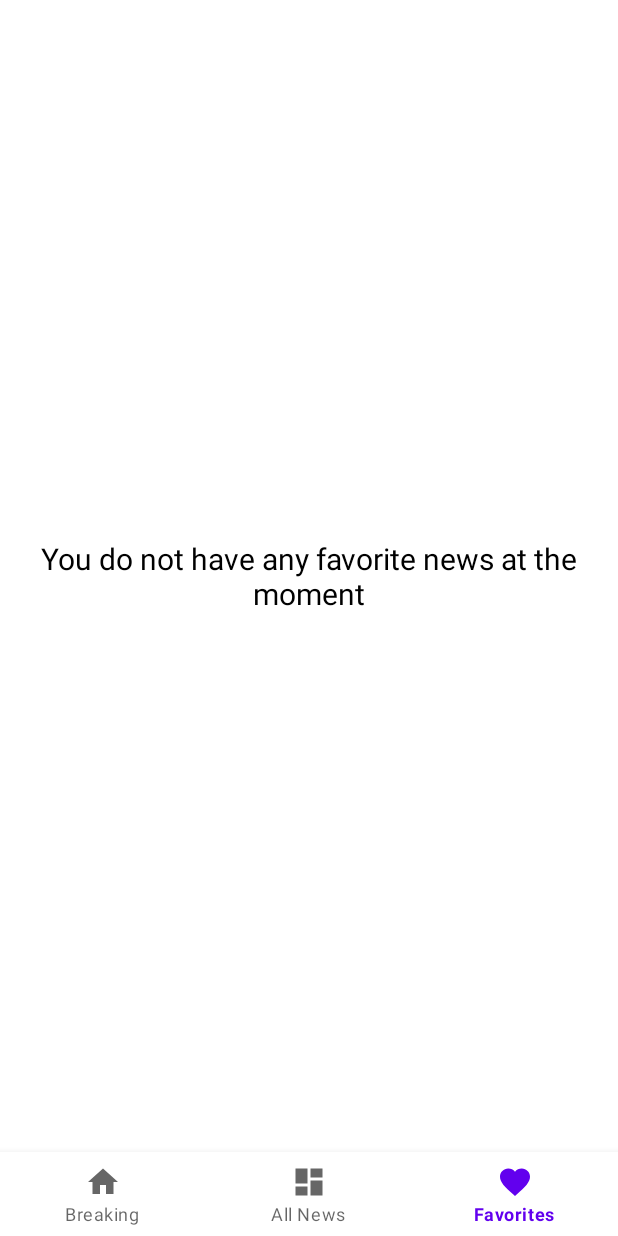
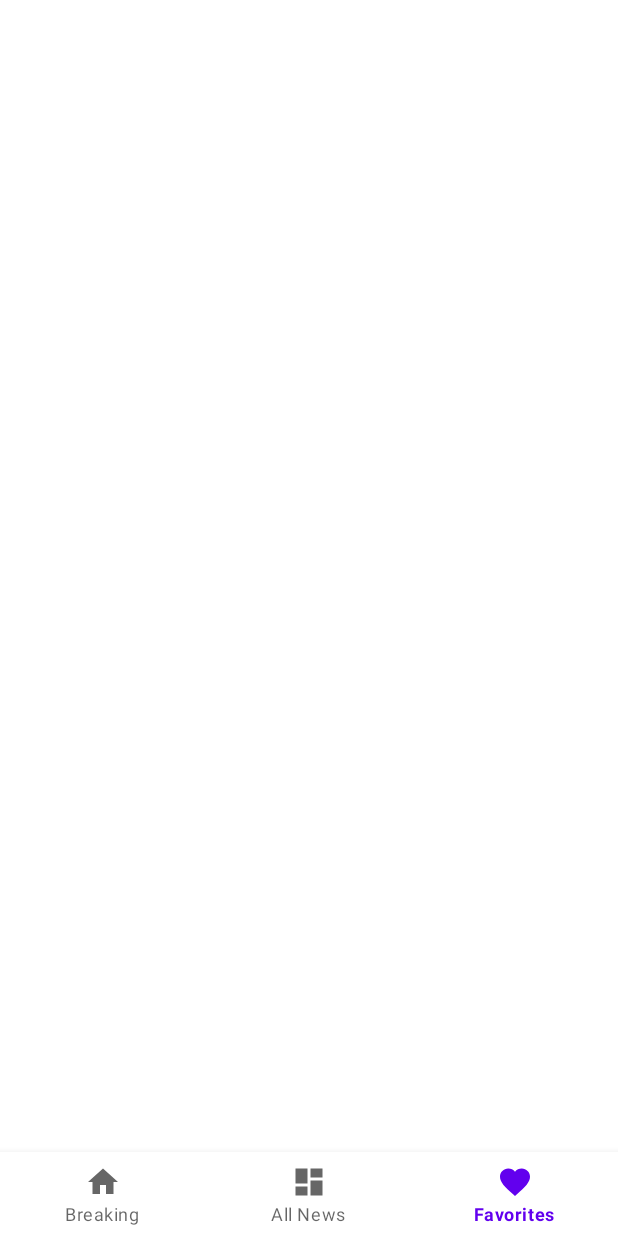
Before and after one commit to tashuseyin/News-App, an Android app: the screen it shows after launch (MainActivity), item 3 of the bottom bar chosen, on a phone screen of 412 x 824 dp. Run offline under Robolectric (Android 15) with nearby library versions, the phone set to English and light mode, and no system bars; our stand-ins replace Room's generated code, navigation-ui; 1 statement that could not run was skipped.

Commit message:
[WIP] FavoritesFragment and FavoritesViewModel

```diff
--- a/app/src/main/java/com/example/newsapp/adapter/BreakingNewsViewHolder.kt
+++ b/app/src/main/java/com/example/newsapp/adapter/BreakingNewsViewHolder.kt
@@ -19,5 +19,8 @@ class BreakingNewsViewHolder(private val binding: BreakingRowitemBinding) :
         } else {
             binding.favoriteButton.setImageResource(R.drawable.ic_baseline_favorite_24)
         }
+        binding.favoriteButton.setOnClickListener {
+            onItemClickListener(adapterPosition)
+        }
     }
 }
--- /dev/null
+++ b/app/src/main/java/com/example/newsapp/api/Request.kt
@@ -0,0 +1,30 @@
+package com.example.newsapp.api
+
+import android.util.Log
+import com.example.newsapp.model.Article
+import com.example.newsapp.model.NewResponse
+import retrofit2.Call
+import retrofit2.Callback
+import retrofit2.Response
+
+object Request {
+    fun getArticleNews(onResponse: (List<Article>?) -> Unit){
+        RetrofitClient.api.getBreakingNews().enqueue(object : Callback<NewResponse>{
+            override fun onResponse(call: Call<NewResponse>, response: Response<NewResponse>) {
+                val articleList = response.body()?.articles
+
+                if (articleList != null){
+                    onResponse(articleList)
+                }
+            }
+
+            override fun onFailure(call: Call<NewResponse>, t: Throwable) {
+               onResponse(null)
+            }
+        })
+
+    }
+
+
+
+}
--- a/app/src/main/java/com/example/newsapp/api/RetrofitClient.kt
+++ b/app/src/main/java/com/example/newsapp/api/RetrofitClient.kt
@@ -1,7 +1,9 @@
 package com.example.newsapp.api
 
+import okhttp3.OkHttpClient
 import retrofit2.Retrofit
 import retrofit2.converter.gson.GsonConverterFactory
+import java.util.concurrent.TimeUnit
 
 object RetrofitClient {
 
@@ -9,6 +11,10 @@ object RetrofitClient {
     private val retrofit by lazy {
         Retrofit.Builder()
             .baseUrl(BASE_URL)
+            .client(OkHttpClient.Builder()
+                .connectTimeout(1000,TimeUnit.MILLISECONDS)
+                .build()
+            )
             .addConverterFactory(GsonConverterFactory.create())
             .build()
     }
--- a/app/src/main/java/com/example/newsapp/service/BreakingNewsDao.kt
+++ b/app/src/main/java/com/example/newsapp/service/BreakingNewsDao.kt
@@ -1,19 +1,26 @@
 package com.example.newsapp.service
 
-import androidx.room.Dao
-import androidx.room.Insert
-import androidx.room.Query
+import androidx.lifecycle.LiveData
+import androidx.room.*
 import com.example.newsapp.model.Article
 
 @Dao
 interface BreakingNewsDao {
 
-    @Insert
+    @Insert(onConflict = OnConflictStrategy.IGNORE)
     suspend fun insertBreakingNews(article: Article)
 
     @Query("SELECT * FROM Article")
-    suspend fun getAllBreakingNews() : List<Article>
+    fun getAllBreakingNews() : LiveData<List<Article>>
 
 
+    @Insert(onConflict = OnConflictStrategy.REPLACE)
+    suspend fun replaceBreakingNews(article: Article)
+
+    @Query("SELECT * FROM Article WHERE isFavorites")
+    fun  isFavoriteBreakingNews() : LiveData<List<Article>>
+
+    @Update
+    suspend fun updateNews(article: Article)
 
 }
--- a/app/src/main/java/com/example/newsapp/service/BreakingNewsRepository.kt
+++ b/app/src/main/java/com/example/newsapp/service/BreakingNewsRepository.kt
@@ -1,9 +1,10 @@
 package com.example.newsapp.service
 
+import androidx.lifecycle.LiveData
 import com.example.newsapp.model.Article
 
 
-class BreakingNewsRepository {
+object BreakingNewsRepository {
 
     private val breakingNewsDao by lazy {
         BreakingNewsDatabase.getDatabase()?.breakingNewsDao()
@@ -14,6 +15,15 @@ class BreakingNewsRepository {
         breakingNewsDao?.insertBreakingNews(article)
     }
 
-    suspend fun getAllArticle(): List<Article>? =
+    fun getAllArticle(): LiveData<List<Article>>? =
         breakingNewsDao?.getAllBreakingNews()
+
+    suspend fun replaceArticle(article: Article){
+        breakingNewsDao?.replaceBreakingNews(article)
+    }
+
+    fun favoriteArticle() = breakingNewsDao?.isFavoriteBreakingNews()
+
+    suspend fun updateNews(article: Article) = breakingNewsDao?.updateNews(article)
+
 }
--- a/app/src/main/java/com/example/newsapp/ui/BreakingFragment.kt
+++ b/app/src/main/java/com/example/newsapp/ui/BreakingFragment.kt
@@ -7,17 +7,16 @@ import android.view.ViewGroup
 import androidx.core.view.isVisible
 import androidx.fragment.app.Fragment
 import androidx.lifecycle.ViewModelProvider
-import androidx.recyclerview.widget.LinearLayoutManager
+import androidx.lifecycle.lifecycleScope
 import androidx.recyclerview.widget.RecyclerView
 import com.example.newsapp.adapter.BreakingNewsAdapter
 import com.example.newsapp.databinding.FragmentBreakingBinding
-import com.example.newsapp.model.Article
 import com.example.newsapp.viewmodel.BreakingNewsViewModel
+import kotlinx.coroutines.launch
 
 
 class BreakingFragment : Fragment() {
 
-    private lateinit var articleList: List<Article>
     private lateinit var adapter: BreakingNewsAdapter
     private lateinit var recyclerView: RecyclerView
 
@@ -38,28 +37,26 @@ class BreakingFragment : Fragment() {
         super.onViewCreated(view, savedInstanceState)
 
         recyclerView = binding.recyclerview
+
         viewModel = ViewModelProvider(this).get(BreakingNewsViewModel::class.java)
-        viewModel.apply {
-            isLoading.observe(viewLifecycleOwner) {
-                binding.LoadingText.isVisible = it
-                binding.LoadingProgressbar.isVisible = it
-            }
 
-            getBreakingNews()
-            news.observe(viewLifecycleOwner) {
-                articleList = it
-                adapter = BreakingNewsAdapter {
-                    adapter.submitList(null)
-                    adapter.submitList(articleList.toList())
-                }
-                adapter.submitList(articleList.toList())
-                recyclerView.layoutManager = LinearLayoutManager(context)
-                recyclerView.adapter = adapter
+        viewModel.isLoading.observe(viewLifecycleOwner) {
+            binding.LoadingText.isVisible = it
+            binding.LoadingProgressbar.isVisible = it
+        }
+        viewModel.getBreakingNews()
 
+        adapter = BreakingNewsAdapter { position ->
+            val currentNews = adapter.currentList[position]
+            val updatedArticle = currentNews.copy(isFavorites = !currentNews.isFavorites)
+            lifecycleScope.launch {
+                viewModel.updateNews(updatedArticle)
             }
         }
-
-
+        viewModel.news?.observe(viewLifecycleOwner) {
+            adapter.submitList(it.toList())
+        }
+        recyclerView.adapter = adapter
     }
 
 
@@ -67,5 +64,4 @@ class BreakingFragment : Fragment() {
         super.onDestroyView()
         _binding = null
     }
-
 }
--- a/app/src/main/java/com/example/newsapp/ui/FavoritesFragment.kt
+++ b/app/src/main/java/com/example/newsapp/ui/FavoritesFragment.kt
@@ -5,13 +5,22 @@ import android.view.LayoutInflater
 import android.view.View
 import android.view.ViewGroup
 import androidx.fragment.app.Fragment
+import androidx.lifecycle.ViewModelProvider
+import androidx.lifecycle.lifecycleScope
+import com.example.newsapp.adapter.BreakingNewsAdapter
 import com.example.newsapp.databinding.FragmentFavoritesBinding
+import com.example.newsapp.viewmodel.FavoritesViewModel
+import kotlinx.coroutines.launch
 
 
 class FavoritesFragment : Fragment() {
 
+    private lateinit var adapter: BreakingNewsAdapter
     private var _binding: FragmentFavoritesBinding? = null
     private val binding get() = _binding!!
+
+    private lateinit var viewModel: FavoritesViewModel
+
 
     override fun onCreateView(
         inflater: LayoutInflater, container: ViewGroup?,
@@ -21,6 +30,24 @@ class FavoritesFragment : Fragment() {
         return binding.root
     }
 
+    override fun onViewCreated(view: View, savedInstanceState: Bundle?) {
+        super.onViewCreated(view, savedInstanceState)
+
+        viewModel = ViewModelProvider(this).get(FavoritesViewModel::class.java)
+
+        adapter = BreakingNewsAdapter { position ->
+            val currentNews = adapter.currentList[position]
+            val updatedArticle = currentNews.copy(isFavorites = !currentNews.isFavorites)
+            lifecycleScope.launch {
+                viewModel.updateNews(updatedArticle)
+            }
+        }
+        viewModel.favorites?.observe(viewLifecycleOwner) {
+            adapter.submitList(it.toList())
+        }
+        binding.recyclerview.adapter = adapter
+    }
+
 
     override fun onDestroyView() {
         super.onDestroyView()
--- a/app/src/main/java/com/example/newsapp/viewmodel/BreakingNewsViewModel.kt
+++ b/app/src/main/java/com/example/newsapp/viewmodel/BreakingNewsViewModel.kt
@@ -1,48 +1,37 @@
 package com.example.newsapp.viewmodel
 
+import androidx.lifecycle.LiveData
 import androidx.lifecycle.MutableLiveData
 import androidx.lifecycle.ViewModel
 import androidx.lifecycle.viewModelScope
-import com.example.newsapp.api.RetrofitClient
+import com.example.newsapp.api.Request
 import com.example.newsapp.model.Article
-import com.example.newsapp.model.NewResponse
 import com.example.newsapp.service.BreakingNewsRepository
 import kotlinx.coroutines.launch
-import retrofit2.Call
-import retrofit2.Callback
-import retrofit2.Response
 
 class BreakingNewsViewModel : ViewModel() {
 
-    private val repository = BreakingNewsRepository()
+    private val repository = BreakingNewsRepository
 
-    val news: MutableLiveData<List<Article>> by lazy {
-        MutableLiveData<List<Article>>()
-    }
-
+    var _news: LiveData<List<Article>>? = getArticle()
+    val news = _news
 
     val isLoading: MutableLiveData<Boolean> = MutableLiveData(false)
     private var isRequested = false
+    private var currentData: List<Article>? = null
 
 
     fun getBreakingNews() {
         if (isRequested) return else isRequested = true
         isLoading.value = true
-
-        RetrofitClient.api.getBreakingNews().enqueue(object : Callback<NewResponse> {
-            override fun onResponse(call: Call<NewResponse>, response: Response<NewResponse>) {
-                isLoading.value = false
-                news.value = response.body()?.articles
-                response.body()?.articles?.forEach {
-                    viewModelScope.launch {
-                        insert(it)
-                    }
+        Request.getArticleNews { articleList ->
+            isLoading.value = false
+            viewModelScope.launch {
+                articleList?.forEach {
+                    insert(it)
                 }
             }
-            override fun onFailure(call: Call<NewResponse>, t: Throwable) {
-                isLoading.value = false
-            }
-        })
+        }
     }
 
 
@@ -50,5 +39,16 @@ class BreakingNewsViewModel : ViewModel() {
         repository.insert(article)
     }
 
+    private fun getArticle(): LiveData<List<Article>>? = repository.getAllArticle()
+
+    suspend fun replaceArticle(article: Article) {
+        repository.replaceArticle(article)
+    }
+
+
+
+    suspend fun updateNews(article: Article) {
+        repository.updateNews(article)
+    }
 
 }
--- /dev/null
+++ b/app/src/main/java/com/example/newsapp/viewmodel/FavoritesViewModel.kt
@@ -0,0 +1,21 @@
+package com.example.newsapp.viewmodel
+
+import androidx.lifecycle.LiveData
+import androidx.lifecycle.ViewModel
+import com.example.newsapp.model.Article
+import com.example.newsapp.service.BreakingNewsRepository
+
+class FavoritesViewModel : ViewModel(){
+
+    private val repository = BreakingNewsRepository
+
+    var _favorites: LiveData<List<Article>>? = favoriteBreaking()
+    val favorites = _favorites
+
+    private fun favoriteBreaking() = repository.favoriteArticle()
+
+
+    suspend fun updateNews(article: Article) {
+        repository.updateNews(article)
+    }
+}
--- a/app/src/main/res/layout/fragment_favorites.xml
+++ b/app/src/main/res/layout/fragment_favorites.xml
@@ -1,24 +1,19 @@
 <?xml version="1.0" encoding="utf-8"?>
-<FrameLayout xmlns:android="http://schemas.android.com/apk/res/android"
+<androidx.constraintlayout.widget.ConstraintLayout xmlns:android="http://schemas.android.com/apk/res/android"
     xmlns:tools="http://schemas.android.com/tools"
     android:layout_width="match_parent"
     android:layout_height="match_parent"
+    xmlns:app="http://schemas.android.com/apk/res-auto"
     tools:context=".ui.FavoritesFragment">
 
     <androidx.recyclerview.widget.RecyclerView
-        android:id="@+id/favoriteRecyclerview"
+        android:id="@+id/recyclerview"
         android:layout_width="match_parent"
-        android:layout_height="match_parent" />
+        android:layout_height="match_parent"
+        app:layoutManager="androidx.recyclerview.widget.LinearLayoutManager"
+        app:layout_constraintBottom_toBottomOf="parent"
+        app:layout_constraintEnd_toEndOf="parent"
+        app:layout_constraintStart_toStartOf="parent"
+        app:layout_constraintTop_toTopOf="parent" />
 
-
-    <TextView
-        android:layout_width="wrap_content"
-        android:layout_height="wrap_content"
-        android:layout_gravity="center"
-        android:padding="10dp"
-        android:text="@string/favorite_message_error"
-        android:textAlignment="center"
-        android:textColor="@color/black"
-        android:textSize="20sp" />
-
-</FrameLayout>
+</androidx.constraintlayout.widget.ConstraintLayout>
```
Also changed, not shown: app/src/main/res/layout/fragment_breaking.xml (+2 -8 lines).
